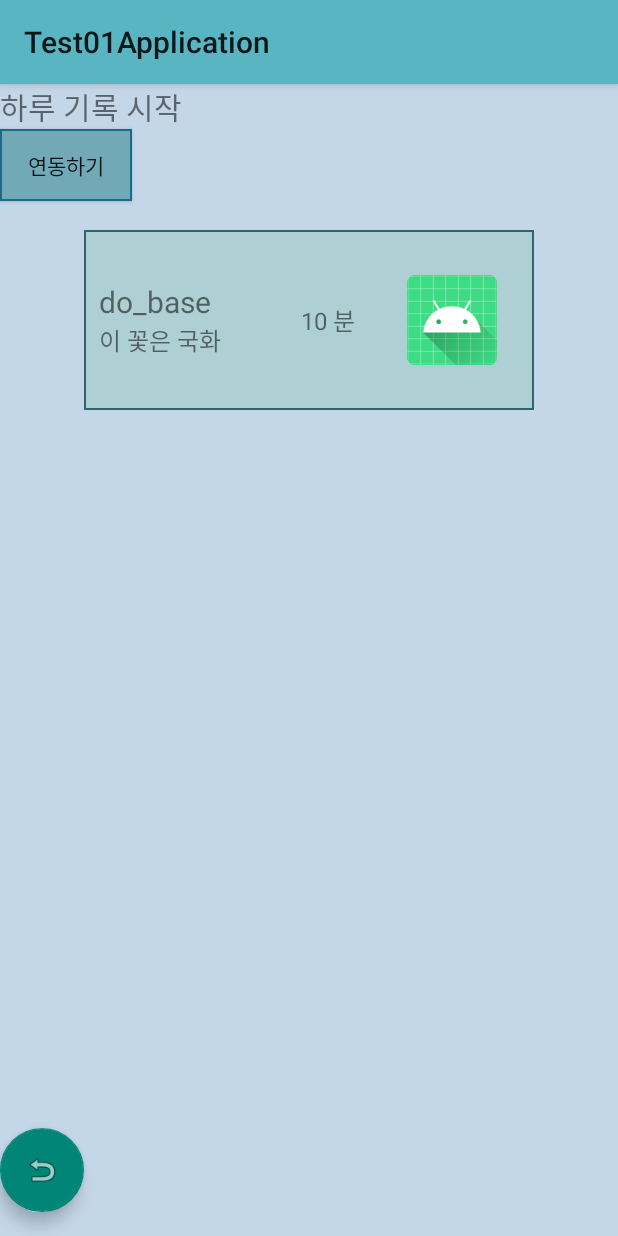
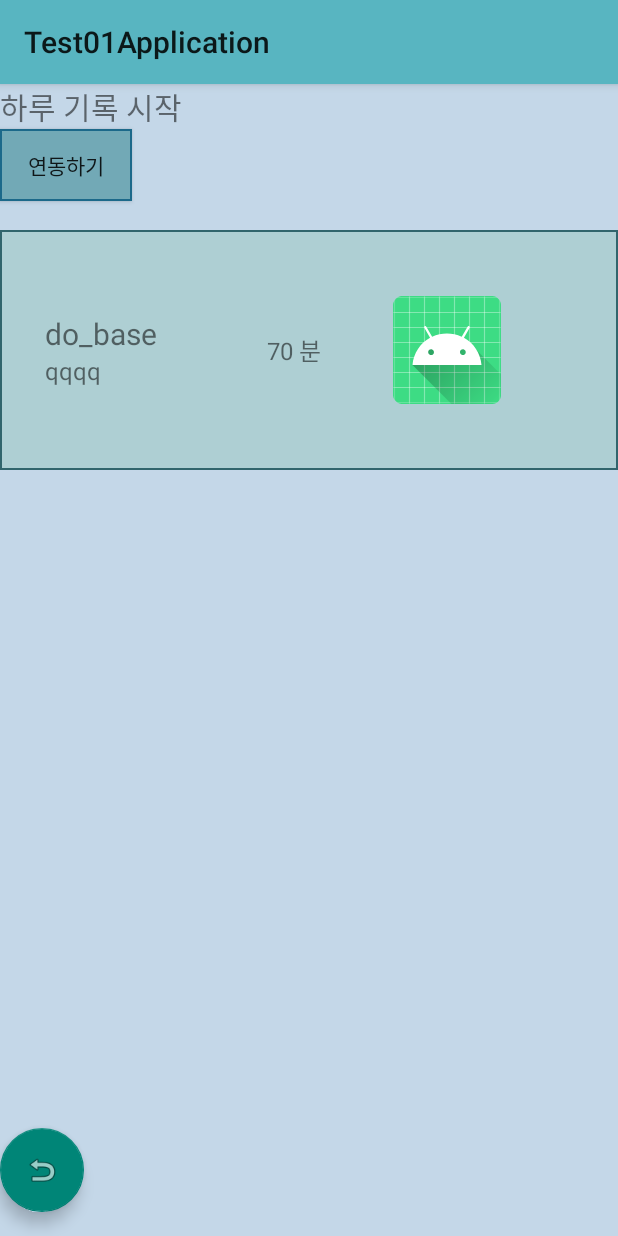
Before and after one commit to hannie0615/App_Time-Grid-Management, an Android app: the DaygridActivity screen opened directly, with no data from a screen before it, after a tap on "연동하기", on a phone screen of 412 x 824 dp. Run offline under Robolectric (Android 15) with nearby library versions, the phone set to English and light mode, and no system bars; our stand-ins replace Firebase (no records; nobody signed in at launch, a user with empty details on screens opened directly).

Commit message:
Third commit

```diff
--- a/app/src/main/java/com/example/test01application/Cell.java
+++ /dev/null
@@ -1,48 +0,0 @@
-package com.example.test01application;
-
-public class Cell{
-    private String cell; // cell = category
-    private String detail;
-    private int total_time;
-    private int imgId;
-
-    public Cell(){
-
-    }
-    public Cell(String cell){
-        this.cell = cell;
-    }
-
-    public String getCell() {
-        return cell;
-    }
-
-    public void setCell(String cell) {
-        this.cell = cell;
-    }
-
-
-    public String getDetail() {
-        return detail;
-    }
-
-    public void setDetail(String detail) {
-        this.detail = detail;
-    }
-
-    public int getTotal_time() {
-        return total_time;
-    }
-
-    public void setTotal_time(int total_time) {
-        this.total_time = total_time;
-    }
-
-    public int getImgId() {
-        return imgId;
-    }
-
-    public void setImgId(int imgId) {
-        this.imgId = imgId;
-    }
-}
--- a/app/src/main/java/com/example/test01application/CellViewHolder.java
+++ b/app/src/main/java/com/example/test01application/CellViewHolder.java
@@ -1,41 +1,30 @@
 package com.example.test01application;
 
 import android.view.View;
+import android.widget.ImageView;
 import android.widget.TextView;
 
 import androidx.annotation.NonNull;
 import androidx.recyclerview.widget.RecyclerView;
 
 /**
- * 1 cell 을 끼울 홀더
+ * cell_item.xml 뷰 연결
  */
 public class CellViewHolder extends RecyclerView.ViewHolder {
 
-    // cell Layout
+    // cell_item.xml
     TextView tv_view1;
     TextView tv_view2;
     TextView tv_view3;
+    ImageView imageView;
 
-    public CellViewHolder(@NonNull View itemView, CustomCellAdapter.OnItemClickListener listener) {
+    public CellViewHolder(@NonNull View itemView) {
         super(itemView);
 
         // view 연결
         this.tv_view1 = itemView.findViewById(R.id.tv_view1);
         this.tv_view2 = itemView.findViewById(R.id.tv_view2);
         this.tv_view3 = itemView.findViewById(R.id.tv_view3);
-
-        itemView.setOnClickListener(new View.OnClickListener() {
-            @Override
-            public void onClick(View view) {
-                int position = getAdapterPosition();
-                if (position != RecyclerView.NO_POSITION){
-                    // MainActivity 에서 item 값 읽어서 쓸 수 있게 해줌
-                    // listener 에 position 담아서 adapter 로 올려줌
-                    if (listener != null){
-                        listener.onItemClick(view, position);
-                    }
-                }
-            }
-        });
+        this.imageView = itemView.findViewById(R.id.imageView);
     }
 }
--- a/app/src/main/java/com/example/test01application/CustomCellAdapter.java
+++ b/app/src/main/java/com/example/test01application/CustomCellAdapter.java
@@ -7,7 +7,6 @@ import android.view.ViewGroup;
 import androidx.annotation.NonNull;
 import androidx.recyclerview.widget.RecyclerView;
 
-import java.util.ArrayList;
 import java.util.List;
 
 /**
@@ -16,61 +15,38 @@ import java.util.List;
  */
 public class CustomCellAdapter extends RecyclerView.Adapter<CellViewHolder> {
 
-    private List<Cell> cellList = new ArrayList<>(); // 이게 중요
+    private List<GridNote> gridNoteList; // 이게 중요
 
-    // 생성자
+    // 생성자 1
     // MainActivity 에서 Adapter 생성할 때, 데이터를 넣어줄거야.
-    public CustomCellAdapter(List<Cell> cellList){
-        this.cellList = cellList;
+    public CustomCellAdapter(List<GridNote> gridNoteList){
+        this.gridNoteList = gridNoteList;
     }
 
-    public CustomCellAdapter() {
 
-    }
-
-    public interface OnItemClickListener { // MainActivity에서 구현해서 setOnItemClickListener에 넣어 쓸거야
-        void onItemClick(View v, int position);
-    }
-
-    private OnItemClickListener listener = null;
-
-    public void setOnItemClickListener(OnItemClickListener listener){
-        this.listener = listener;
-    }
-
-    /**
-     * 자동 호출 메소드 - Holder 생성
-     * @param parent
-     * @param viewType
-     * @return
-     */
     @NonNull
     @Override
     public CellViewHolder onCreateViewHolder(@NonNull ViewGroup parent, int viewType) {
-        // item.xml 을 inflate 시키기.
+        // inflate 시키기.
         View view = LayoutInflater.from(parent.getContext())
-                .inflate(R.layout.item, parent, false);
-        CellViewHolder holder = new CellViewHolder(view, listener); // Holder 생성할 때 MainActivity가 만들어준 Listener도 같이 전해줌
+                .inflate(R.layout.cell_item, parent, false);
+        CellViewHolder holder = new CellViewHolder(view); // Holder 생성할 때 MainActivity가 만들어준 Listener도 같이 전해줌
         return holder;
     }
 
     @Override
     public void onBindViewHolder(@NonNull CellViewHolder holder, int position) {
         // item을 하나하나 보여주는(=bind) 함수
-        holder.tv_view1.setText(cellList.get(position).getCell());
-        holder.tv_view2.setText(cellList.get(position).getDetail());
-        holder.tv_view3.setText(String.valueOf(cellList.get(position).getTotal_time())+" 분");
-        holder.itemView.setId(cellList.get(position).getImgId());
+        holder.tv_view1.setText(gridNoteList.get(position).getCategory());
+        holder.tv_view2.setText(gridNoteList.get(position).getMemo());
+        holder.tv_view3.setText(String.valueOf(gridNoteList.get(position).getTotal_time())+" 분");
+
     }
 
     // 아이템이 몇개인지 세서 뿌려줌.
     @Override
     public int getItemCount() {
-        return (cellList != null ? cellList.size() : 0);
+        return (gridNoteList != null ? gridNoteList.size() : 0);
     }
 
-    // 외부에서 item을 추가시킬 함수입니다.
-    void addItem(Cell cellitem) {
-        cellList.add(cellitem);
-    }
 }
--- a/app/src/main/java/com/example/test01application/DaygridActivity.java
+++ b/app/src/main/java/com/example/test01application/DaygridActivity.java
@@ -4,10 +4,7 @@ import android.content.Intent;
 import android.os.Bundle;
 import android.view.View;
 import android.widget.Button;
-import android.widget.ImageView;
-import android.widget.LinearLayout;
 import android.widget.TextView;
-import android.widget.Toast;
 
 import androidx.annotation.NonNull;
 import androidx.appcompat.app.AppCompatActivity;
@@ -22,46 +19,35 @@ import com.google.firebase.database.FirebaseDatabase;
 import com.google.firebase.database.ValueEventListener;
 
 import java.util.ArrayList;
-import java.util.Arrays;
-import java.util.LinkedList;
 import java.util.List;
 
-public class DaygridActivity<cellList> extends AppCompatActivity {
+public class DaygridActivity extends AppCompatActivity {
 
-    DatabaseReference database = FirebaseDatabase.getInstance().getReference(); // 데베 서버
-    DatabaseReference gridnote = database.child("gridnote"); // "gridnote"라는 테이블
 
     private TextView tv_grid;
-    private List<Cell> cellList;
 
-    private RecyclerView recyclerView;
-    private CustomCellAdapter adapter;
+    private RecyclerView recyclerView; // 리사이클러뷰
+    private CustomCellAdapter adapter; // 어댑터
     private RecyclerView.LayoutManager layoutManager;
+    private List<GridNote> gridNoteList;
+
+    // Firebase Database 연동
+    DatabaseReference database = FirebaseDatabase.getInstance().getReference(); // 데베 서버
+    DatabaseReference gridnote = database.child("gridnote");
 
     Button btn_apply;
-    LinearLayout item_linear;
     int i=1;
-
-
-    // db 정보를 cellList로 가져올 것!
-
-    List<String> cellcategory = new ArrayList<String>();
-    List<String> celldetail = new ArrayList<String>();
-    List<Integer> celltime = new ArrayList<Integer>();
-    List<Integer> listResId = new ArrayList<Integer>();
-
 
     @Override
     protected void onCreate(Bundle savedInstanceState) {
-
         super.onCreate(savedInstanceState);
         setContentView(R.layout.activity_daygrid);
 
         // view 객체 연결
         tv_grid = findViewById(R.id.tv_grid);
-        recyclerView = findViewById(R.id.recyclerView);
+        recyclerView = findViewById(R.id.recyclerView); // 리사이클러뷰 연결
         btn_apply = findViewById(R.id.btn_apply);
-        item_linear = findViewById(R.id.item_linear);
+        gridNoteList = new ArrayList<>();
 
 
         // 뒤로(메인페이지로) 가기
@@ -75,85 +61,47 @@ public class DaygridActivity<cellList> extends AppCompatActivity {
             }
         });
 
-        // holder 에 넣을 데이터 추가
+        // 제목 설정
         tv_grid.setText("하루 기록 시작");
+        gridNoteList.add(new GridNote("do_base",12,10,13,20,70 ,"qqqq"));
+//        gridNoteList.add(new GridNote("type2", 2,2,
+//                2,2,2,"oh no"));
 
-        // Adapter 데이터 전달 => 그럼 Adapter 가 Holder 에 전해줄 것.
-        adapter = new CustomCellAdapter();
+
+        // '연동하기' 버튼 누르면
+        btn_apply.setOnClickListener(new View.OnClickListener() {
+            @Override
+            public void onClick(View v) { //Integer.toString(i++)
+                readNote(Integer.toString(i++));
+            }
+
+        });
+
+        adapter = new CustomCellAdapter(gridNoteList);
         recyclerView.setAdapter(adapter);
+
         layoutManager = new GridLayoutManager(this, 1);
         recyclerView.setLayoutManager(layoutManager);
 
-        cellList = new ArrayList<>();
+    } // onCreate() 끝남
 
-        cellcategory.add(INTENT_Category.DO1);
-        celldetail.add("이 꽃은 국화");
-        celltime.add(10);
-        listResId.add(R.drawable.ic_launcher_background);
+    private void readNote(String noteId) {
 
-
-
-
-        // 할 일 : Firebase 연동하기
-        // '연동하기' 버튼 누르면
-        // firebase 에서 category, total_time, start_here, start_min 가져와서
-        // 해당하는 cellList 번호에 따라
-        // cell.xml의 backgorund 옵션 컬러를 바꿔줌.
-        // 가능하면 category 별로 컬러도 달랐으면 좋겠음.
-        // 확실히 여기가 문제!!
-        btn_apply.setOnClickListener(new View.OnClickListener() {
+        // 데이터베이스에 데이터 저장
+        gridnote.child("notes").child(noteId).addListenerForSingleValueEvent(new ValueEventListener() {
             @Override
-            public void onClick(View v) {
-                readUser(Integer.toString(i++)); // 여기만  하면 되는데
-
-                Cell cell = new Cell();
-
-                cell.setCell(cellcategory.get(0));
-                cell.setDetail(celldetail.get(0));
-                cell.setTotal_time(celltime.get(0));
-                cell.setImgId(listResId.get(0));
-
-                cellList.add(cell);
-                adapter.addItem(cell);
+            public void onDataChange(@NonNull DataSnapshot snapshot) {
+                for(DataSnapshot snap : snapshot.getChildren()){
+//                    GridNote gridNote = snap.getValue(GridNote.class); // 여기가 문제
+//                    gridNoteList.add(gridNote);
+                }
                 adapter.notifyDataSetChanged();
-
+            }
+            @Override
+            public void onCancelled(@NonNull DatabaseError error) {
             }
         });
 
-        // Item Click Listener 시작
-        adapter.setOnItemClickListener(new CustomCellAdapter.OnItemClickListener() {
-            @Override
-            public void onItemClick(View v, int position) {
-                if (position >= 0) {
-                    String cell_category = cellList.get(position).getCell();
-                    Toast.makeText(DaygridActivity.this, cell_category + "입니다.",
-                            Toast.LENGTH_SHORT).show();
-                    adapter.notifyItemChanged(position);
-                }
-            }
-        });
-
-    } // onCreate() 끝남
-
-    private void readUser(String userId) {
-        //데이터 읽기
-        database.child("notes").child(userId).addValueEventListener(new ValueEventListener() {
-            @Override
-            public void onDataChange(@NonNull DataSnapshot snapshot) {
-                GridNote gridNote1 = snapshot.getValue(GridNote.class);
-                String cell_category = gridNote1.getCategory(); // 카테고리
-                String cell_detail = gridNote1.getMemo(); // 상세 설명
-                Integer cell_time = (int) gridNote1.getTotal_time(); // 총 시간
-
-                cellcategory.add(cell_category);
-                celldetail.add(cell_detail);
-                celltime.add(cell_time);
-            }
-            @Override
-            public void onCancelled(@NonNull DatabaseError error) { //참조에 액세스 할 수 없을 때 호출
-                Toast.makeText(getApplicationContext(),"데이터를 가져오는데 실패했습니다" , Toast.LENGTH_LONG).show();
-            }
-        });
     }
 
 }
--- a/app/src/main/java/com/example/test01application/GridNote.java
+++ b/app/src/main/java/com/example/test01application/GridNote.java
@@ -12,6 +12,10 @@ public class GridNote {
     private int end_min;
     private int total_time;
     private String memo;
+
+    public GridNote(){
+
+    }
 
     public GridNote(String category, int start_hour, int start_min, int end_hour, int end_min, int total_time, String memo) {
 
--- a/app/src/main/res/layout/activity_daygrid.xml
+++ b/app/src/main/res/layout/activity_daygrid.xml
@@ -72,8 +72,8 @@
         android:id="@+id/recyclerView"
         android:background="@drawable/edge"
         android:layout_gravity="center"
-        android:padding="10dp"
-        android:layout_width="300dp"
+        android:padding="30dp"
+        android:layout_width="match_parent"
         android:layout_height="wrap_content"/>
 
     <TextView
--- a/app/src/main/res/layout/item.xml
+++ b/app/src/main/res/layout/cell_item.xml
@@ -1,8 +1,8 @@
 <?xml version="1.0" encoding="utf-8"?>
 <LinearLayout xmlns:android="http://schemas.android.com/apk/res/android"
     android:id="@+id/item_linear"
-    android:layout_width="300dp"
-    android:layout_height="100dp"
+    android:layout_width="match_parent"
+    android:layout_height="wrap_content"
     android:orientation="horizontal">
 
     <LinearLayout
@@ -14,14 +14,14 @@
 
         <TextView
             android:id="@+id/tv_view1"
-            android:layout_width="wrap_content"
+            android:layout_width="match_parent"
             android:layout_height="wrap_content"
             android:text="Title"
             android:textSize="20sp"/>
 
         <TextView
             android:id="@+id/tv_view2"
-            android:layout_width="wrap_content"
+            android:layout_width="match_parent"
             android:layout_height="wrap_content"
             android:layout_gravity="bottom|start"
             android:text="detail"
@@ -39,8 +39,8 @@
 
     <ImageView
         android:id="@+id/imageView"
-        android:layout_width="60dp"
-        android:layout_height="60dp"
+        android:layout_width="wrap_content"
+        android:layout_height="wrap_content"
         android:layout_gravity="center"
         android:layout_weight="2"
         android:src="@mipmap/ic_launcher"/>
--- a/app/src/main/res/layout/drawer.xml
+++ b/app/src/main/res/layout/drawer.xml
@@ -14,7 +14,7 @@
         android:id="@+id/tv_drawer"
         android:textSize="30sp"
         android:layout_weight="1"
-        android:text="It is drawer"/>
+        android:text="My page"/>
 
     <androidx.appcompat.widget.AppCompatButton
         android:layout_width="200dp"
```
